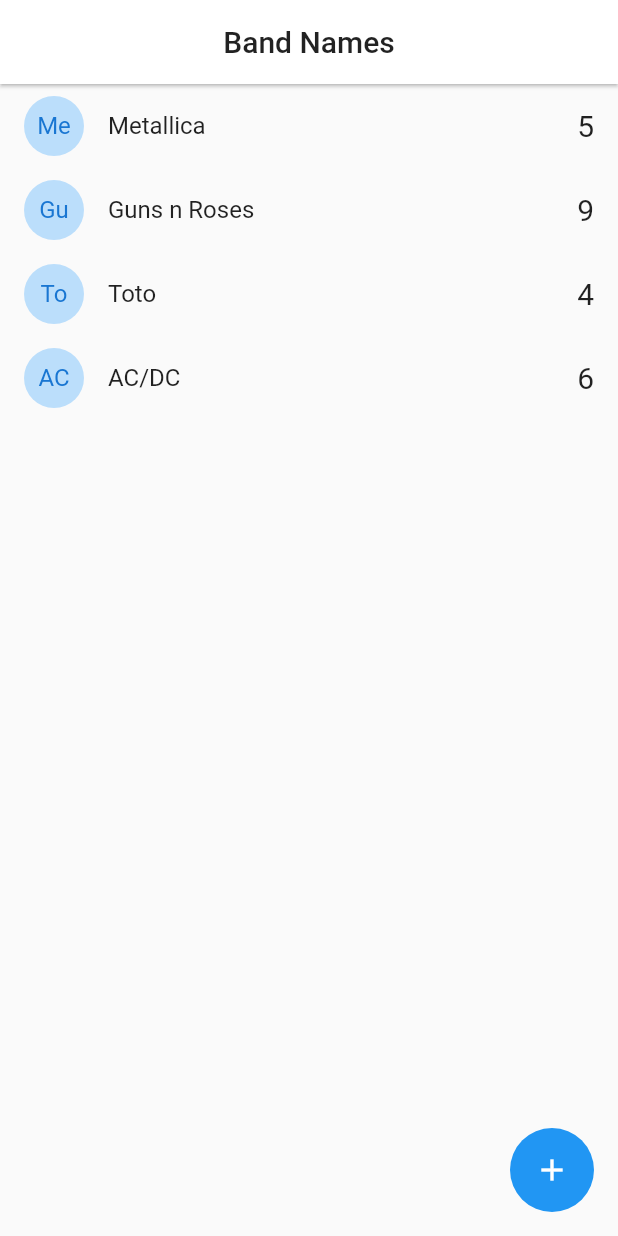
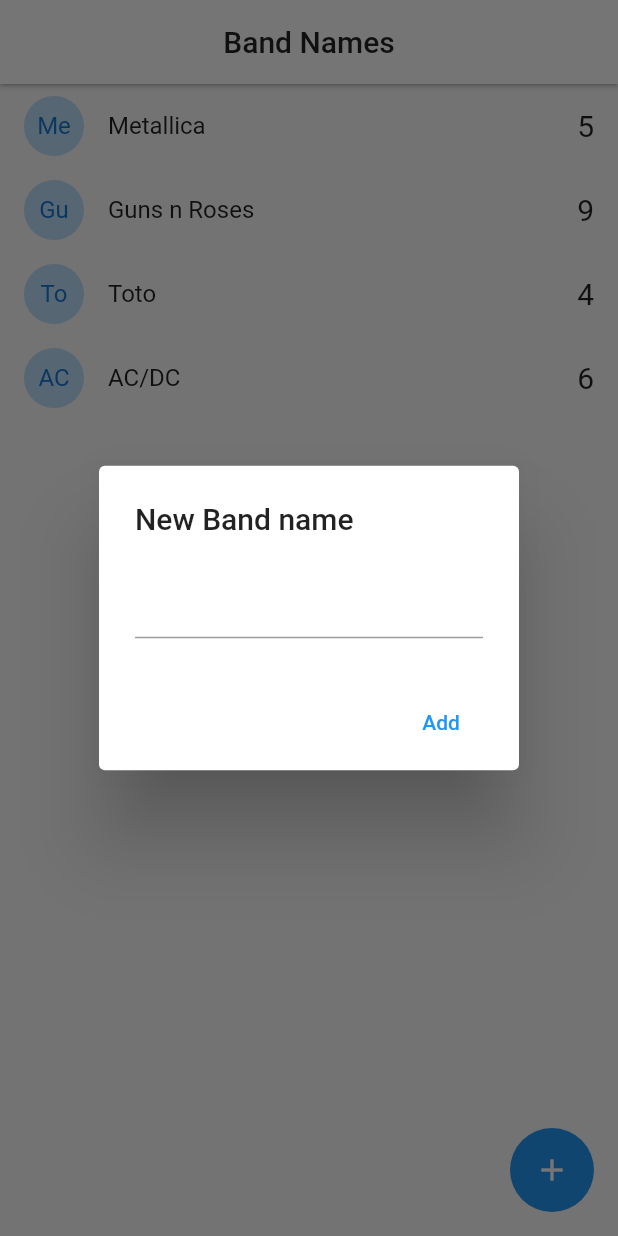
Before and after one commit to andresbadillo/flutter_band_names, a Flutter app: the screen it shows after launch, after a tap on the "add" icon, on a phone screen of 412 x 824 dp. Run offline on Flutter 3.47's test engine with Material 2 defaults, Android fonts, the phone set to English and light mode, and no system bars.

Commit message:
Se creó el boton para gregar banda

```diff
--- a/lib/pages/home.dart
+++ b/lib/pages/home.dart
@@ -1,3 +1,6 @@
+import 'dart:io';
+
+import 'package:flutter/cupertino.dart';
 import 'package:flutter/material.dart';
 
 import 'package:band_names/models/band.dart';
@@ -34,8 +37,8 @@ class _HomePageState extends State<HomePage> {
         itemBuilder: (context, index) => _bandTile(bands[index]),
       ),
       floatingActionButton: FloatingActionButton(
-        onPressed: () {},
         elevation: 0,
+        onPressed: addNewBand,
         child: const Icon(Icons.add),
       ),
     );
@@ -57,4 +60,69 @@ class _HomePageState extends State<HomePage> {
       },
     );
   }
+
+  addNewBand() {
+    final textController = TextEditingController();
+
+    if (Platform.isAndroid) {
+      // Android
+      return showDialog(
+        context: context,
+        builder: (context) {
+          return AlertDialog(
+            title: const Text('New Band name'),
+            content: TextField(
+              controller: textController,
+            ),
+            actions: [
+              MaterialButton(
+                elevation: 5,
+                textColor: Colors.blue,
+                onPressed: () => addBandToList(textController.text),
+                child: const Text('Add'),
+              ),
+            ],
+          );
+        },
+      );
+    }
+
+    showCupertinoDialog(
+      context: context,
+      builder: (context) {
+        return CupertinoAlertDialog(
+          title: const Text('New Band name'),
+          content: CupertinoTextField(
+            controller: textController,
+          ),
+          actions: [
+            CupertinoDialogAction(
+              isDefaultAction: true,
+              child: const Text('Add'),
+              onPressed: () => addBandToList(textController.text),
+            ),
+            CupertinoDialogAction(
+              isDestructiveAction: true,
+              child: const Text('Dismiss'),
+              onPressed: () => Navigator.pop(context),
+            ),
+          ],
+        );
+      },
+    );
+  }
+
+  void addBandToList(String name) {
+    if (name.length > 1) {
+      // Podemos agregar
+      bands.add(Band(
+        id: DateTime.now().toString(),
+        name: name,
+        votes: 0,
+      ));
+      setState(() {});
+    }
+
+    Navigator.pop(context);
+  }
 }
```
